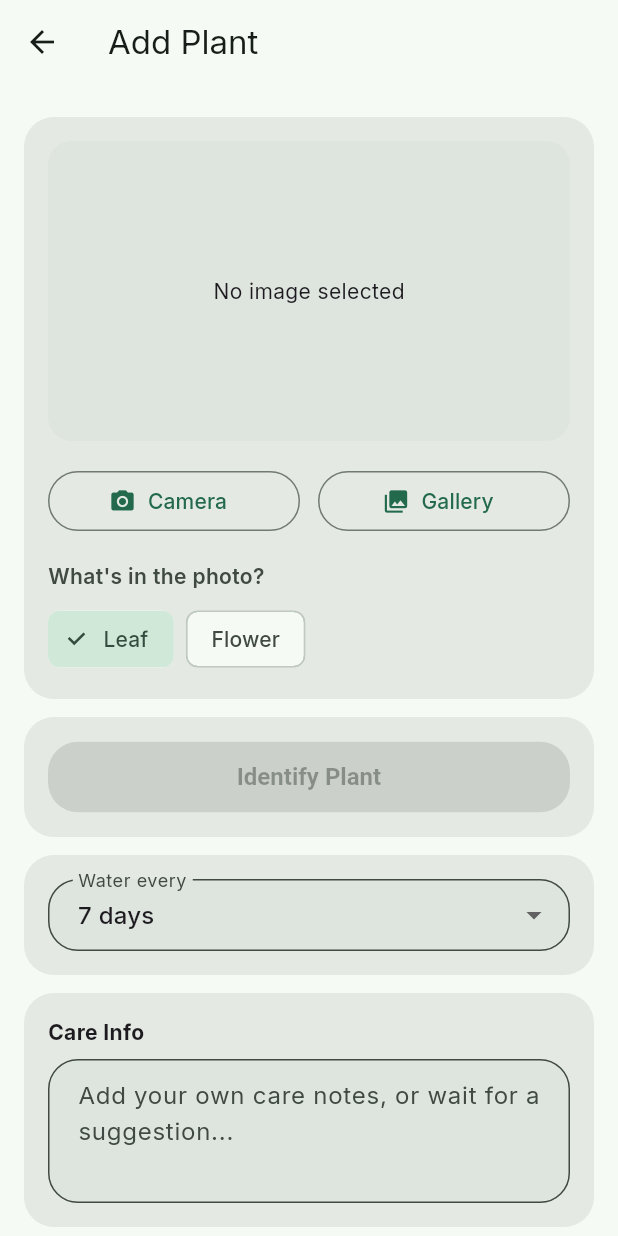
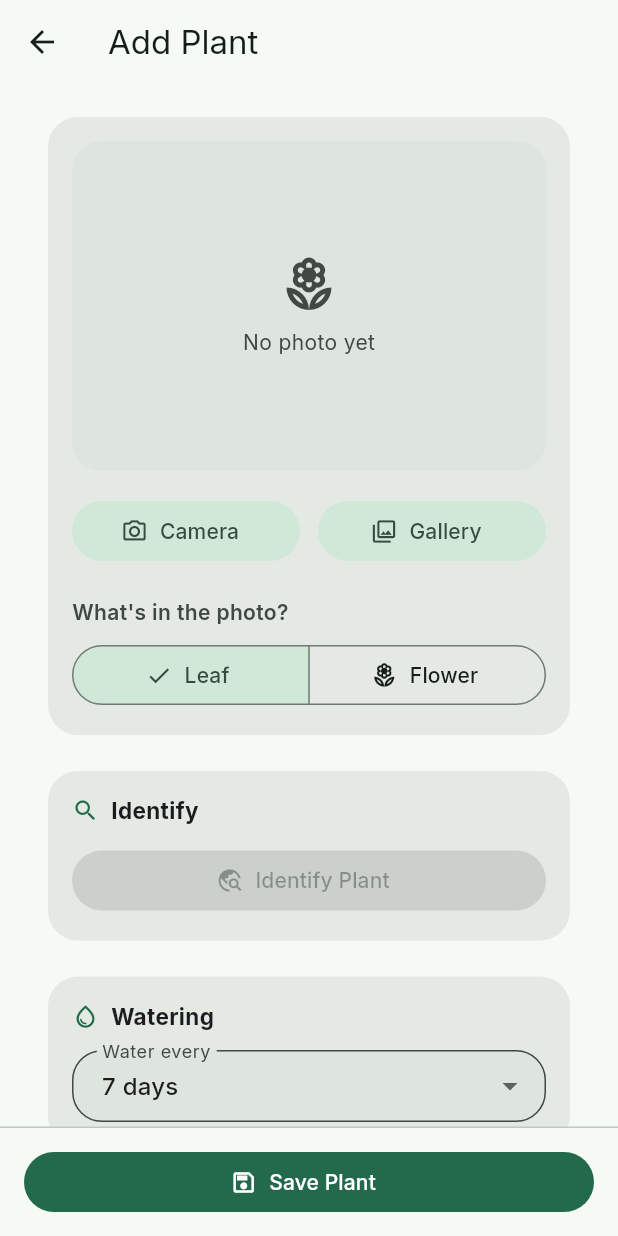
Before and after one commit to AT-Phillips/planty-palace, a Flutter app: the screen it shows after launch, item 3 of the bottom bar chosen, on a phone screen of 412 x 824 dp. Run offline on Flutter 3.47's test engine with Material 3 defaults, Android fonts, the phone set to English and light mode, and no system bars; our stand-ins replace firebase_auth, firebase_core, flutter_local_notifications, google_fonts, image_picker, shared_preferences and 3 more; accounts and stored records are empty; network calls fail.

Commit message:
Redesign Add/Edit Plant screen with confidence-scored suggestions
- PlantIdentifierService now surfaces PlantNet's match confidence score
  and common name per candidate (previously discarded, only the bare
  scientific name was kept), sorted and capped to the top 5 matches.
- Identify results render as selectable cards: italicized scientific
  name, common name, and a color-coded confidence badge, replacing the
  plain RadioListTile list.
- Leaf/Flower organ picker switched to a Material 3 SegmentedButton.
- Remove-photo action moved to a small overlay button on the photo
  itself instead of a separate full-width button.
- Save button is now a persistent bottom bar, always reachable
  regardless of scroll position.
- Added icon+label section headers (Identify, Watering, Care Info,
  Details) throughout for cleaner visual scanning.

Co-Authored-By: Claude Sonnet 5 <noreply@anthropic.com>

```diff
--- a/lib/screens/add_edit_plant_screen.dart
+++ b/lib/screens/add_edit_plant_screen.dart
@@ -31,7 +31,7 @@ class _AddEditPlantScreenState extends State<AddEditPlantScreen> {
   bool isFetchingCareInfo = false;
   bool wateringManuallySet = false;
   bool careInstructionsManuallySet = false;
-  List<String> suggestions = [];
+  List<PlantSuggestion> suggestions = [];
   String? selectedName;
   int wateringIntervalDays = 7;
   final TextEditingController nicknameController = TextEditingController();
@@ -116,6 +116,8 @@ class _AddEditPlantScreenState extends State<AddEditPlantScreen> {
   void _setOrgan(String organ) {
     setState(() {
       _identifierService.organ = organ;
+      selectedName = null;
+      suggestions = [];
     });
   }
 
@@ -137,6 +139,11 @@ class _AddEditPlantScreenState extends State<AddEditPlantScreen> {
 
     if (!mounted) return;
     setState(() => isLoading = false);
+  }
+
+  void _selectSuggestion(PlantSuggestion suggestion) {
+    setState(() => selectedName = suggestion.scientificName);
+    _lookupCareInfo(suggestion.scientificName);
   }
 
   /// Ensures the given image file lives in permanent app storage, copying it
@@ -218,135 +225,252 @@ class _AddEditPlantScreenState extends State<AddEditPlantScreen> {
     }
   }
 
-  @override
-  Widget build(BuildContext context) {
+  Widget _sectionHeader(IconData icon, String label) {
+    final scheme = Theme.of(context).colorScheme;
+    return Row(
+      children: [
+        Icon(icon, size: 18, color: scheme.primary),
+        const SizedBox(width: 8),
+        Text(label, style: const TextStyle(fontWeight: FontWeight.w700, fontSize: 15)),
+      ],
+    );
+  }
+
+  Widget _buildPhotoSection() {
+    final scheme = Theme.of(context).colorScheme;
     final file = _identifierService.imageFile;
 
-    return Scaffold(
-      appBar: AppBar(title: Text(widget.plant == null ? 'Add Plant' : 'Edit Plant')),
-      body: ListView(
-        padding: const EdgeInsets.symmetric(vertical: 16),
-        children: [
-          // Photo section
-          Card(
+    return Card(
       child: Padding(
         padding: const EdgeInsets.all(16),
         child: Column(
           children: [
+            Stack(
+              children: [
                 ClipRRect(
-                    borderRadius: BorderRadius.circular(16),
+                  borderRadius: BorderRadius.circular(20),
                   child: file != null
-                        ? Image.file(file, height: 200, width: double.infinity, fit: BoxFit.cover)
+                      ? Image.file(
+                          file,
+                          height: 220,
+                          width: double.infinity,
+                          fit: BoxFit.cover,
+                        )
                       : Container(
-                            height: 200,
+                          height: 220,
                           width: double.infinity,
-                            color: Theme.of(context).colorScheme.surfaceContainerHighest,
-                            child: const Center(child: Text('No image selected')),
+                          color: scheme.surfaceContainerHighest,
+                          child: Center(
+                            child: Column(
+                              mainAxisSize: MainAxisSize.min,
+                              children: [
+                                Icon(Icons.local_florist_outlined,
+                                    size: 40, color: scheme.onSurfaceVariant),
+                                const SizedBox(height: 8),
+                                Text(
+                                  'No photo yet',
+                                  style: TextStyle(color: scheme.onSurfaceVariant),
                                 ),
+                              ],
+                            ),
+                          ),
+                        ),
+                ),
+                if (file != null)
+                  Positioned(
+                    top: 8,
+                    right: 8,
+                    child: Material(
+                      color: Colors.black.withValues(alpha: 0.55),
+                      shape: const CircleBorder(),
+                      child: IconButton(
+                        icon: const Icon(Icons.close, color: Colors.white, size: 20),
+                        tooltip: 'Remove photo',
+                        onPressed: _handleRemovePhoto,
+                      ),
+                    ),
+                  ),
+              ],
             ),
             const SizedBox(height: 16),
             Row(
               children: [
                 Expanded(
-                        child: OutlinedButton.icon(
-                          icon: const Icon(Icons.camera_alt),
+                  child: FilledButton.tonalIcon(
+                    icon: const Icon(Icons.camera_alt_outlined),
                     label: const Text('Camera'),
                     onPressed: _handleCamera,
                   ),
                 ),
                 const SizedBox(width: 12),
                 Expanded(
-                        child: OutlinedButton.icon(
-                          icon: const Icon(Icons.photo_library),
+                  child: FilledButton.tonalIcon(
+                    icon: const Icon(Icons.photo_library_outlined),
                     label: const Text('Gallery'),
                     onPressed: _handleGallery,
                   ),
                 ),
               ],
             ),
-                  const SizedBox(height: 16),
+            const SizedBox(height: 20),
             Align(
               alignment: Alignment.centerLeft,
               child: Text(
                 "What's in the photo?",
+                style: TextStyle(fontWeight: FontWeight.w600, color: scheme.onSurfaceVariant),
+              ),
+            ),
+            const SizedBox(height: 8),
+            SizedBox(
+              width: double.infinity,
+              child: SegmentedButton<String>(
+                segments: const [
+                  ButtonSegment(
+                    value: 'leaf',
+                    label: Text('Leaf'),
+                    icon: Icon(Icons.eco_outlined),
+                  ),
+                  ButtonSegment(
+                    value: 'flower',
+                    label: Text('Flower'),
+                    icon: Icon(Icons.local_florist_outlined),
+                  ),
+                ],
+                selected: {_identifierService.organ},
+                onSelectionChanged: (selection) => _setOrgan(selection.first),
+              ),
+            ),
+          ],
+        ),
+      ),
+    );
+  }
+
+  Widget _confidenceBadge(double score) {
+    final scheme = Theme.of(context).colorScheme;
+    final percent = (score * 100).round();
+    final Color color;
+    if (score >= 0.5) {
+      color = Colors.green;
+    } else if (score >= 0.2) {
+      color = Colors.orange;
+    } else {
+      color = scheme.onSurfaceVariant;
+    }
+
+    return Container(
+      padding: const EdgeInsets.symmetric(horizontal: 8, vertical: 4),
+      decoration: BoxDecoration(
+        color: color.withValues(alpha: 0.15),
+        borderRadius: BorderRadius.circular(20),
+      ),
+      child: Text(
+        '$percent%',
+        style: TextStyle(color: color, fontWeight: FontWeight.w700, fontSize: 12),
+      ),
+    );
+  }
+
+  Widget _buildSuggestionCard(PlantSuggestion suggestion) {
+    final scheme = Theme.of(context).colorScheme;
+    final isSelected = selectedName == suggestion.scientificName;
+
+    return Padding(
+      padding: const EdgeInsets.only(bottom: 8),
+      child: Material(
+        color: isSelected ? scheme.primaryContainer : scheme.surfaceContainerHighest,
+        borderRadius: BorderRadius.circular(16),
+        child: InkWell(
+          borderRadius: BorderRadius.circular(16),
+          onTap: () => _selectSuggestion(suggestion),
+          child: Padding(
+            padding: const EdgeInsets.symmetric(horizontal: 12, vertical: 10),
+            child: Row(
+              children: [
+                Icon(
+                  isSelected ? Icons.check_circle : Icons.circle_outlined,
+                  color: isSelected ? scheme.primary : scheme.outline,
+                ),
+                const SizedBox(width: 12),
+                Expanded(
+                  child: Column(
+                    crossAxisAlignment: CrossAxisAlignment.start,
+                    children: [
+                      Text(
+                        suggestion.scientificName,
+                        style: const TextStyle(
+                          fontStyle: FontStyle.italic,
+                          fontWeight: FontWeight.w600,
+                        ),
+                      ),
+                      if (suggestion.commonName != null)
+                        Text(
+                          suggestion.commonName!,
+                          style: TextStyle(color: scheme.onSurfaceVariant, fontSize: 13),
+                        ),
+                    ],
+                  ),
+                ),
+                const SizedBox(width: 8),
+                _confidenceBadge(suggestion.score),
+              ],
+            ),
+          ),
+        ),
+      ),
+    );
+  }
+
+  Widget _buildIdentifySection() {
+    final file = _identifierService.imageFile;
+
+    return Card(
+      child: Padding(
+        padding: const EdgeInsets.all(16),
+        child: Column(
+          crossAxisAlignment: CrossAxisAlignment.stretch,
+          children: [
+            _sectionHeader(Icons.search, 'Identify'),
+            const SizedBox(height: 12),
+            FilledButton.icon(
+              onPressed: file == null ? null : _identifyPlant,
+              icon: isLoading
+                  ? const SizedBox(
+                      width: 18,
+                      height: 18,
+                      child: CircularProgressIndicator.adaptive(strokeWidth: 2),
+                    )
+                  : const Icon(Icons.travel_explore),
+              label: Text(isLoading ? 'Identifying...' : 'Identify Plant'),
+            ),
+            if (suggestions.isNotEmpty) ...[
+              const SizedBox(height: 16),
+              Text(
+                'Select the closest match:',
                 style: TextStyle(
                   fontWeight: FontWeight.w600,
                   color: Theme.of(context).colorScheme.onSurfaceVariant,
                 ),
               ),
-                  ),
               const SizedBox(height: 8),
-                  Row(
-                    children: [
-                      ChoiceChip(
-                        label: const Text('Leaf'),
-                        selected: _identifierService.organ == 'leaf',
-                        onSelected: (_) => _setOrgan('leaf'),
-                      ),
-                      const SizedBox(width: 8),
-                      ChoiceChip(
-                        label: const Text('Flower'),
-                        selected: _identifierService.organ == 'flower',
-                        onSelected: (_) => _setOrgan('flower'),
-                      ),
+              ...suggestions.map(_buildSuggestionCard),
             ],
-                  ),
-                  if (file != null)
-                    TextButton.icon(
-                      icon: const Icon(Icons.delete_outline, color: Colors.red),
-                      label: const Text('Remove Photo', style: TextStyle(color: Colors.red)),
-                      onPressed: _handleRemovePhoto,
-                    ),
           ],
         ),
       ),
-          ),
+    );
+  }
 
-          // Identify section
-          Card(
+  Widget _buildWateringSection() {
+    return Card(
       child: Padding(
         padding: const EdgeInsets.all(16),
         child: Column(
           crossAxisAlignment: CrossAxisAlignment.stretch,
           children: [
-                  ElevatedButton(
-                    onPressed: file == null ? null : _identifyPlant,
-                    child: isLoading
-                        ? const SizedBox(
-                            width: 20,
-                            height: 20,
-                            child: CircularProgressIndicator.adaptive(strokeWidth: 2),
-                          )
-                        : const Text('Identify Plant'),
-                  ),
-                  if (suggestions.isNotEmpty) ...[
-                    const SizedBox(height: 8),
-                    const Align(
-                      alignment: Alignment.centerLeft,
-                      child: Text('Select a species:', style: TextStyle(fontWeight: FontWeight.bold)),
-                    ),
-                    ...suggestions.map((name) => RadioListTile(
-                          title: Text(name),
-                          value: name,
-                          groupValue: selectedName,
-                          onChanged: (value) {
-                            setState(() {
-                              selectedName = value.toString();
-                            });
-                            _lookupCareInfo(value.toString());
-                          },
-                        )),
-                  ],
-                ],
-              ),
-            ),
-          ),
-
-          // Watering section
-          Card(
-            child: Padding(
-              padding: const EdgeInsets.all(16),
-              child: DropdownButtonFormField<int>(
+            _sectionHeader(Icons.water_drop_outlined, 'Watering'),
+            const SizedBox(height: 12),
+            DropdownButtonFormField<int>(
               value: wateringIntervalDays,
               decoration: const InputDecoration(labelText: 'Water every'),
               items: _wateringIntervalOptions
@@ -364,11 +488,14 @@ class _AddEditPlantScreenState extends State<AddEditPlantScreen> {
                 }
               },
             ),
+          ],
         ),
       ),
+    );
+  }
 
-          // Care info section
-          Card(
+  Widget _buildCareInfoSection() {
+    return Card(
       child: Padding(
         padding: const EdgeInsets.all(16),
         child: Column(
@@ -376,7 +503,7 @@ class _AddEditPlantScreenState extends State<AddEditPlantScreen> {
           children: [
             Row(
               children: [
-                      const Text('Care Info', style: TextStyle(fontWeight: FontWeight.bold)),
+                _sectionHeader(Icons.spa_outlined, 'Care Info'),
                 if (isFetchingCareInfo) ...[
                   const SizedBox(width: 12),
                   const SizedBox(
@@ -387,7 +514,7 @@ class _AddEditPlantScreenState extends State<AddEditPlantScreen> {
                 ],
               ],
             ),
-                  const SizedBox(height: 8),
+            const SizedBox(height: 12),
             TextField(
               controller: careInstructionsController,
               maxLines: null,
@@ -399,24 +526,60 @@ class _AddEditPlantScreenState extends State<AddEditPlantScreen> {
           ],
         ),
       ),
-          ),
+    );
+  }
 
-          // Details section
-          Card(
+  Widget _buildDetailsSection() {
+    return Card(
       child: Padding(
         padding: const EdgeInsets.all(16),
-              child: TextField(
+        child: Column(
+          crossAxisAlignment: CrossAxisAlignment.stretch,
+          children: [
+            _sectionHeader(Icons.label_outline, 'Details'),
+            const SizedBox(height: 12),
+            TextField(
               controller: nicknameController,
               decoration: const InputDecoration(
                 labelText: 'Nickname (optional)',
               ),
             ),
+          ],
         ),
       ),
+    );
+  }
 
-          Padding(
-            padding: const EdgeInsets.symmetric(horizontal: 16),
-            child: ElevatedButton.icon(
+  @override
+  Widget build(BuildContext context) {
+    final scheme = Theme.of(context).colorScheme;
+
+    return Scaffold(
+      appBar: AppBar(title: Text(widget.plant == null ? 'Add Plant' : 'Edit Plant')),
+      body: ListView(
+        padding: const EdgeInsets.fromLTRB(16, 16, 16, 8),
+        children: [
+          _buildPhotoSection(),
+          const SizedBox(height: 12),
+          _buildIdentifySection(),
+          const SizedBox(height: 12),
+          _buildWateringSection(),
+          const SizedBox(height: 12),
+          _buildCareInfoSection(),
+          const SizedBox(height: 12),
+          _buildDetailsSection(),
+        ],
+      ),
+      bottomNavigationBar: SafeArea(
+        child: Container(
+          padding: const EdgeInsets.fromLTRB(16, 12, 16, 12),
+          decoration: BoxDecoration(
+            color: scheme.surface,
+            border: Border(top: BorderSide(color: scheme.outlineVariant)),
+          ),
+          child: SizedBox(
+            width: double.infinity,
+            child: FilledButton.icon(
               onPressed: isSaving ? null : _savePlant,
               icon: isSaving
                   ? const SizedBox(
@@ -424,11 +587,11 @@ class _AddEditPlantScreenState extends State<AddEditPlantScreen> {
                       height: 16,
                       child: CircularProgressIndicator.adaptive(strokeWidth: 2),
                     )
-                  : const Icon(Icons.save),
+                  : const Icon(Icons.save_outlined),
               label: const Text('Save Plant'),
             ),
           ),
-        ],
+        ),
       ),
     );
   }
--- a/lib/services/plant_identifier_service.dart
+++ b/lib/services/plant_identifier_service.dart
@@ -5,6 +5,20 @@ import 'package:http/http.dart' as http;
 import 'package:http_parser/http_parser.dart';
 import 'package:mime/mime.dart';
 import 'package:path/path.dart';
+
+/// One candidate match from an identification request, ranked by [score]
+/// (PlantNet's own confidence, 0.0-1.0).
+class PlantSuggestion {
+  final String scientificName;
+  final String? commonName;
+  final double score;
+
+  PlantSuggestion({
+    required this.scientificName,
+    required this.commonName,
+    required this.score,
+  });
+}
 
 class PlantIdentifierService {
   static const _apiKey = String.fromEnvironment('PLANTNET_API_KEY');
@@ -37,7 +51,7 @@ class PlantIdentifierService {
     }
   }
 
-  Future<List<String>> identifyPlant() async {
+  Future<List<PlantSuggestion>> identifyPlant() async {
     final file = imageFile;
     if (file == null) return [];
 
@@ -67,9 +81,21 @@ class PlantIdentifierService {
     if (response.statusCode == 200) {
       final data = json.decode(responseBody);
       final results = data['results'] as List;
-      return results
-          .map((r) => r['species']['scientificNameWithoutAuthor'].toString())
-          .toList();
+
+      final suggestions = results.map((r) {
+        final species = r['species'] as Map<String, dynamic>;
+        final commonNames = species['commonNames'] as List?;
+        return PlantSuggestion(
+          scientificName: species['scientificNameWithoutAuthor'].toString(),
+          commonName: (commonNames != null && commonNames.isNotEmpty)
+              ? commonNames.first.toString()
+              : null,
+          score: (r['score'] as num?)?.toDouble() ?? 0.0,
+        );
+      }).toList();
+
+      suggestions.sort((a, b) => b.score.compareTo(a.score));
+      return suggestions.take(5).toList();
     } else {
       throw Exception('Failed to identify plant: ${response.statusCode}');
     }
--- a/pubspec.yaml
+++ b/pubspec.yaml
@@ -16,7 +16,7 @@ publish_to: 'none' # Remove this line if you wish to publish to pub.dev
 # https://developer.apple.com/library/archive/documentation/General/Reference/InfoPlistKeyReference/Articles/CoreFoundationKeys.html
 # In Windows, build-name is used as the major, minor, and patch parts
 # of the product and file versions while build-number is used as the build suffix.
-version: 1.0.0+5
+version: 1.0.0+6
 
 environment:
   sdk: ^3.7.2
```
Lines whose indentation alone changed are shown as unchanged.
